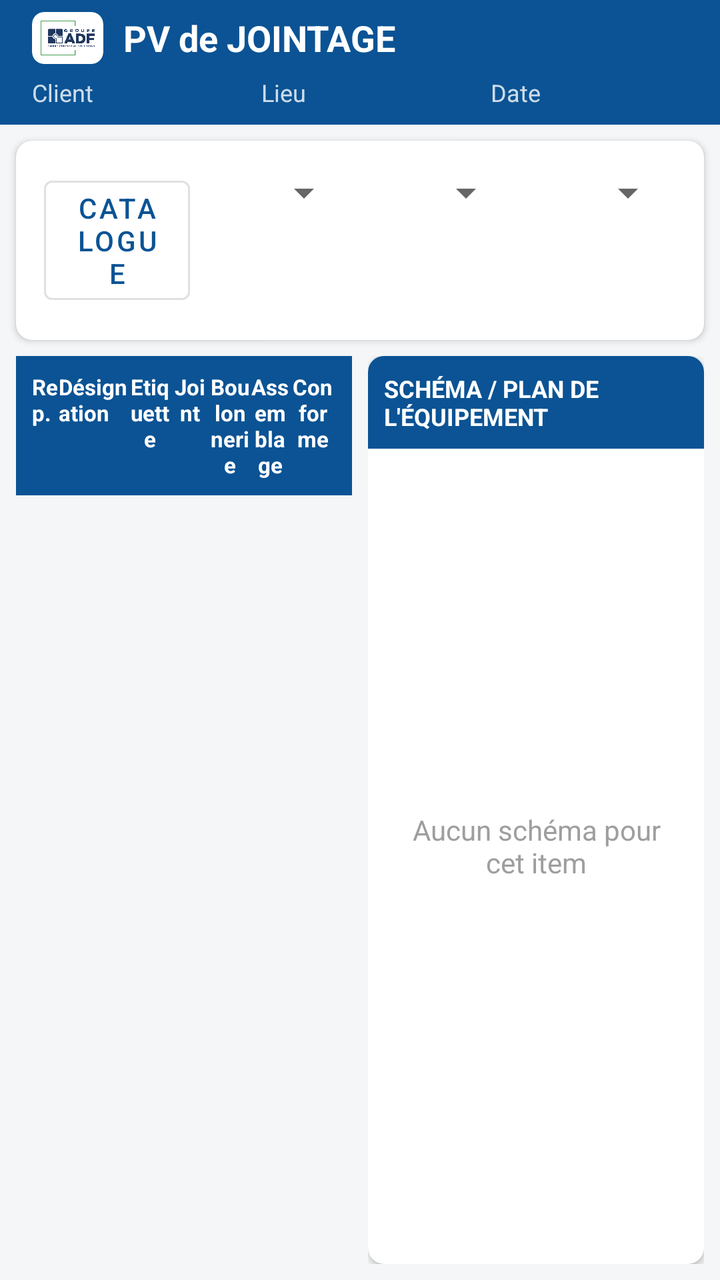
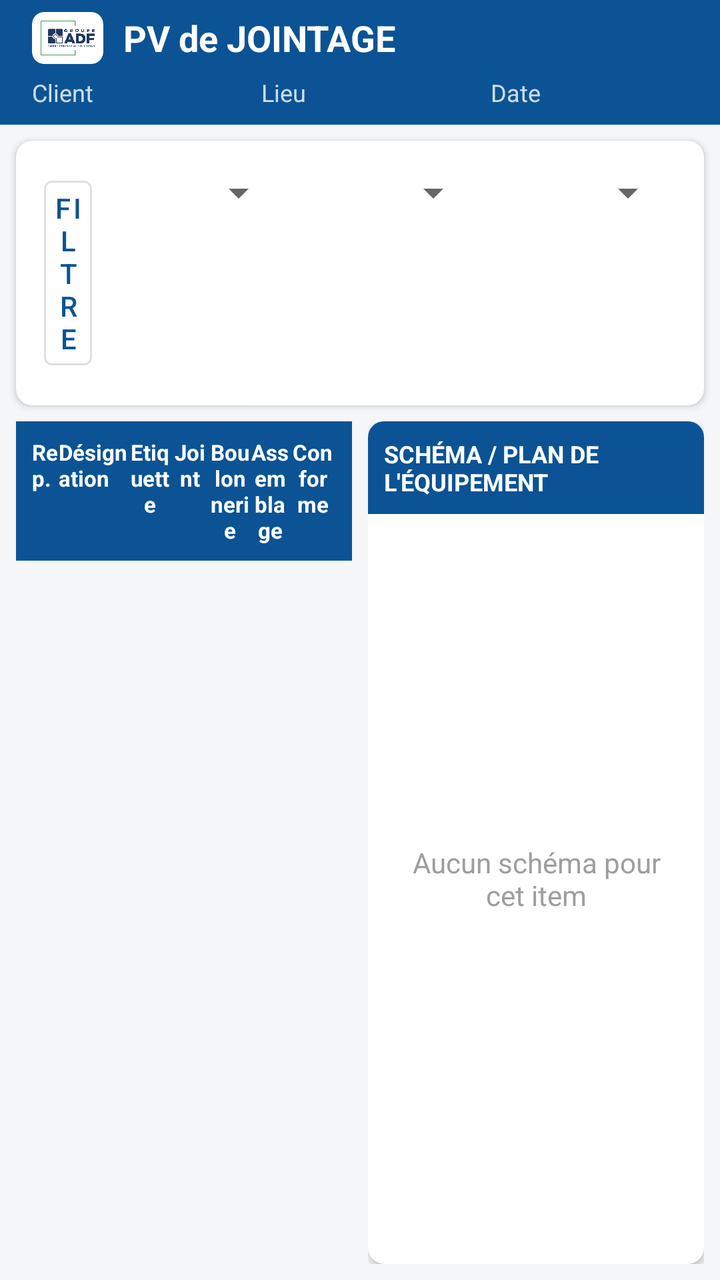

An Android layout rendered at two revisions. The XML below is the earlier revision; the diff shows what the commit changed to produce the second picture.
<!-- AndroidManifest.xml: application theme Theme.PVJointage -->
<!-- res/layout/activity_main.xml -->
<?xml version="1.0" encoding="utf-8"?>
<LinearLayout xmlns:android="http://schemas.android.com/apk/res/android"
    xmlns:app="http://schemas.android.com/apk/res-auto"
    android:layout_width="match_parent"
    android:layout_height="match_parent"
    android:orientation="vertical"
    android:background="@color/background">

    <com.google.android.material.appbar.MaterialToolbar
        android:id="@+id/toolbar"
        android:layout_width="match_parent"
        android:layout_height="wrap_content"
        android:background="@color/primary"
        app:actionMenuTextColor="@color/white">

        <LinearLayout
            android:layout_width="match_parent"
            android:layout_height="wrap_content"
            android:orientation="vertical"
            android:paddingTop="6dp"
            android:paddingBottom="8dp">

            <LinearLayout
                android:layout_width="wrap_content"
                android:layout_height="wrap_content"
                android:orientation="horizontal"
                android:gravity="center_vertical">

                <androidx.cardview.widget.CardView
                    android:layout_width="wrap_content"
                    android:layout_height="wrap_content"
                    android:layout_marginEnd="10dp"
                    app:cardBackgroundColor="@color/white"
                    app:cardCornerRadius="6dp"
                    app:cardElevation="0dp">

                    <ImageView
                        android:id="@+id/imgLogo"
                        android:layout_width="wrap_content"
                        android:layout_height="26dp"
                        android:padding="4dp"
                        android:adjustViewBounds="true"
                        android:scaleType="fitCenter"
                        android:src="@drawable/logo_adf"
                        android:contentDescription="@string/app_name" />
                </androidx.cardview.widget.CardView>

                <TextView
                    android:layout_width="wrap_content"
                    android:layout_height="wrap_content"
                    android:text="@string/titre_onglet_principal"
                    android:textColor="@color/white"
                    android:textSize="18sp"
                    android:textStyle="bold" />
            </LinearLayout>

            
            <LinearLayout
                android:layout_width="match_parent"
                android:layout_height="wrap_content"
                android:orientation="horizontal"
                android:layout_marginTop="6dp">

                <LinearLayout
                    android:layout_width="0dp"
                    android:layout_height="wrap_content"
                    android:layout_weight="1"
                    android:orientation="horizontal">
                    <TextView
                        android:layout_width="wrap_content"
                        android:layout_height="wrap_content"
                        android:text="@string/client"
                        android:textColor="#CCFFFFFF"
                        android:textSize="12sp" />
                    <TextView
                        android:id="@+id/etClient"
                        android:layout_width="wrap_content"
                        android:layout_height="wrap_content"
                        android:layout_marginStart="4dp"
                        android:textColor="@color/white"
                        android:textStyle="bold"
                        android:textSize="12sp" />
                </LinearLayout>

                <LinearLayout
                    android:layout_width="0dp"
                    android:layout_height="wrap_content"
                    android:layout_weight="1"
                    android:orientation="horizontal">
                    <TextView
                        android:layout_width="wrap_content"
                        android:layout_height="wrap_content"
                        android:text="@string/lieu"
                        android:textColor="#CCFFFFFF"
                        android:textSize="12sp" />
                    <TextView
                        android:id="@+id/etLieu"
                        android:layout_width="wrap_content"
                        android:layout_height="wrap_content"
                        android:layout_marginStart="4dp"
                        android:textColor="@color/white"
                        android:textStyle="bold"
                        android:textSize="12sp" />
                </LinearLayout>

                <LinearLayout
                    android:layout_width="0dp"
                    android:layout_height="wrap_content"
                    android:layout_weight="1"
                    android:orientation="horizontal">
                    <TextView
                        android:layout_width="wrap_content"
                        android:layout_height="wrap_content"
                        android:text="@string/date"
                        android:textColor="#CCFFFFFF"
                        android:textSize="12sp" />
                    <TextView
                        android:id="@+id/etDate"
                        android:layout_width="wrap_content"
                        android:layout_height="wrap_content"
                        android:layout_marginStart="4dp"
                        android:textColor="@color/white"
                        android:textStyle="bold"
                        android:textSize="12sp" />
                </LinearLayout>
            </LinearLayout>
        </LinearLayout>
    </com.google.android.material.appbar.MaterialToolbar>

    
    <androidx.cardview.widget.CardView
        android:layout_width="match_parent"
        android:layout_height="wrap_content"
        app:cardCornerRadius="8dp"
        app:cardElevation="2dp"
        android:layout_margin="8dp">

        <GridLayout
            android:layout_width="match_parent"
            android:layout_height="wrap_content"
            android:padding="10dp"
            android:columnCount="4">

            <Button
                android:id="@+id/btnCatalogue"
                style="@style/Widget.MaterialComponents.Button.OutlinedButton"
                android:layout_width="0dp"
                android:layout_height="wrap_content"
                android:layout_columnWeight="1"
                android:layout_margin="4dp"
                android:text="@string/btn_catalogue" />

            <Spinner
                android:id="@+id/spUnite"
                android:layout_width="0dp"
                android:layout_height="wrap_content"
                android:layout_columnWeight="1"
                android:layout_margin="4dp" />

            <Spinner
                android:id="@+id/spFamille"
                android:layout_width="0dp"
                android:layout_height="wrap_content"
                android:layout_columnWeight="1"
                android:layout_margin="4dp" />

            <Spinner
                android:id="@+id/spItem"
                android:layout_width="0dp"
                android:layout_height="wrap_content"
                android:layout_columnWeight="1"
                android:layout_margin="4dp" />
        </GridLayout>
    </androidx.cardview.widget.CardView>

    
    <LinearLayout
        android:layout_width="match_parent"
        android:layout_height="0dp"
        android:layout_weight="1"
        android:orientation="horizontal">

        
        <LinearLayout
            android:layout_width="0dp"
            android:layout_height="match_parent"
            android:layout_weight="1"
            android:orientation="vertical"
            android:paddingStart="8dp"
            android:paddingEnd="4dp"
            android:paddingBottom="8dp">

            <LinearLayout
                android:layout_width="match_parent"
                android:layout_height="wrap_content"
                android:orientation="horizontal"
                android:background="@color/primary"
                android:padding="8dp">

                <TextView android:layout_width="0dp" android:layout_height="wrap_content" android:layout_weight="0.6" android:text="@string/col_rep" android:textColor="@color/white" android:textStyle="bold" android:textSize="11sp"/>
                <TextView android:layout_width="0dp" android:layout_height="wrap_content" android:layout_weight="1.6" android:text="@string/col_designation" android:textColor="@color/white" android:textStyle="bold" android:textSize="11sp"/>
                <TextView android:layout_width="0dp" android:layout_height="wrap_content" android:layout_weight="0.9" android:text="@string/col_etiquette" android:textColor="@color/white" android:textStyle="bold" android:gravity="center" android:textSize="11sp"/>
                <TextView android:layout_width="0dp" android:layout_height="wrap_content" android:layout_weight="0.9" android:text="@string/col_joint" android:textColor="@color/white" android:textStyle="bold" android:gravity="center" android:textSize="11sp"/>
                <TextView android:layout_width="0dp" android:layout_height="wrap_content" android:layout_weight="0.9" android:text="@string/col_boulonnerie" android:textColor="@color/white" android:textStyle="bold" android:gravity="center" android:textSize="11sp"/>
                <TextView android:layout_width="0dp" android:layout_height="wrap_content" android:layout_weight="0.9" android:text="@string/col_assemblage" android:textColor="@color/white" android:textStyle="bold" android:gravity="center" android:textSize="11sp"/>
                <TextView android:layout_width="0dp" android:layout_height="wrap_content" android:layout_weight="1" android:text="@string/col_conforme" android:textColor="@color/white" android:textStyle="bold" android:gravity="center" android:textSize="11sp"/>
            </LinearLayout>

            <androidx.recyclerview.widget.RecyclerView
                android:id="@+id/rvBrides"
                android:layout_width="match_parent"
                android:layout_height="0dp"
                android:layout_weight="1" />
        </LinearLayout>

        
        <LinearLayout
            android:layout_width="0dp"
            android:layout_height="match_parent"
            android:layout_weight="1"
            android:orientation="vertical"
            android:paddingStart="4dp"
            android:paddingEnd="8dp"
            android:paddingBottom="8dp">

            <androidx.cardview.widget.CardView
                android:layout_width="match_parent"
                android:layout_height="match_parent"
                app:cardCornerRadius="8dp"
                app:cardElevation="2dp">

                <LinearLayout
                    android:layout_width="match_parent"
                    android:layout_height="match_parent"
                    android:orientation="vertical">

                    <TextView
                        android:layout_width="match_parent"
                        android:layout_height="wrap_content"
                        android:background="@color/primary"
                        android:textColor="@color/white"
                        android:textStyle="bold"
                        android:textSize="12sp"
                        android:padding="8dp"
                        android:text="@string/schema_titre" />

                    <FrameLayout
                        android:layout_width="match_parent"
                        android:layout_height="0dp"
                        android:layout_weight="1">

                        <ImageView
                            android:id="@+id/imgSchema"
                            android:layout_width="match_parent"
                            android:layout_height="match_parent"
                            android:scaleType="fitCenter"
                            android:contentDescription="@string/schema_titre"
                            android:clickable="true"
                            android:focusable="true"
                            android:visibility="gone" />

                        <LinearLayout
                            android:id="@+id/emptySchemaLayout"
                            android:layout_width="match_parent"
                            android:layout_height="match_parent"
                            android:orientation="vertical"
                            android:gravity="center"
                            android:padding="16dp">

                            <TextView
                                android:layout_width="wrap_content"
                                android:layout_height="wrap_content"
                                android:text="@string/aucun_schema"
                                android:textColor="@color/en_attente"
                                android:gravity="center"
                                android:layout_marginBottom="10dp" />
                        </LinearLayout>
                    </FrameLayout>
                </LinearLayout>
            </androidx.cardview.widget.CardView>
        </LinearLayout>

    </LinearLayout>
</LinearLayout>
<!-- resources referenced by this layout -->
<resources>
  <color name="background">#F4F6F8</color>
  <color name="en_attente">#9E9E9E</color>
  <color name="primary">#0B5394</color>
  <color name="white">#FFFFFF</color>
  <!-- drawable logo_adf: png bitmap (drawable, 181390 bytes) -->
  <string name="app_name">PV Jointage</string>
  <string name="aucun_schema">Aucun schéma pour cet item</string>
  <string name="btn_catalogue">Catalogue</string>
  <string name="client">Client</string>
  <string name="col_assemblage">Assemblage</string>
  <string name="col_boulonnerie">Boulonnerie</string>
  <string name="col_conforme">Conforme</string>
  <string name="col_designation">Désignation</string>
  <string name="col_etiquette">Etiquette</string>
  <string name="col_joint">Joint</string>
  <string name="col_rep">Rep.</string>
  <string name="date">Date</string>
  <string name="lieu">Lieu</string>
  <string name="schema_titre">SCHÉMA / PLAN DE L\'ÉQUIPEMENT</string>
  <string name="titre_onglet_principal">PV de JOINTAGE</string>
  <style name="Theme.PVJointage" parent="Theme.MaterialComponents.DayNight.NoActionBar">
          <item name="colorPrimary">@color/primary</item>
          <item name="colorPrimaryDark">@color/primary_dark</item>
          <item name="colorAccent">@color/accent</item>
          <item name="android:windowBackground">@color/background</item>
      </style>
  <color name="primary_dark">#073763</color>
  <color name="accent">#F1C232</color>
</resources>

<!-- the commit's change to res/layout/activity_main.xml (unified diff, before → after) -->
@@ -146,8 +146,11 @@
                 style="@style/Widget.MaterialComponents.Button.OutlinedButton"
                 android:layout_width="0dp"
                 android:layout_height="wrap_content"
-                android:layout_columnWeight="1"
+                android:layout_columnWeight="0.27"
                 android:layout_margin="4dp"
+                android:minWidth="0dp"
+                android:paddingStart="4dp"
+                android:paddingEnd="4dp"
                 android:text="@string/btn_catalogue" />
 
             <Spinner
<!-- resource entries referenced after the edit -->
@@ -7,7 +7,7 @@
   <!-- drawable logo_adf: png bitmap (drawable, 181390 bytes) -->
   <string name="app_name">PV Jointage</string>
   <string name="aucun_schema">Aucun schéma pour cet item</string>
-  <string name="btn_catalogue">Catalogue</string>
+  <string name="btn_catalogue">Filtre</string>
   <string name="client">Client</string>
   <string name="col_assemblage">Assemblage</string>
   <string name="col_boulonnerie">Boulonnerie</string>
